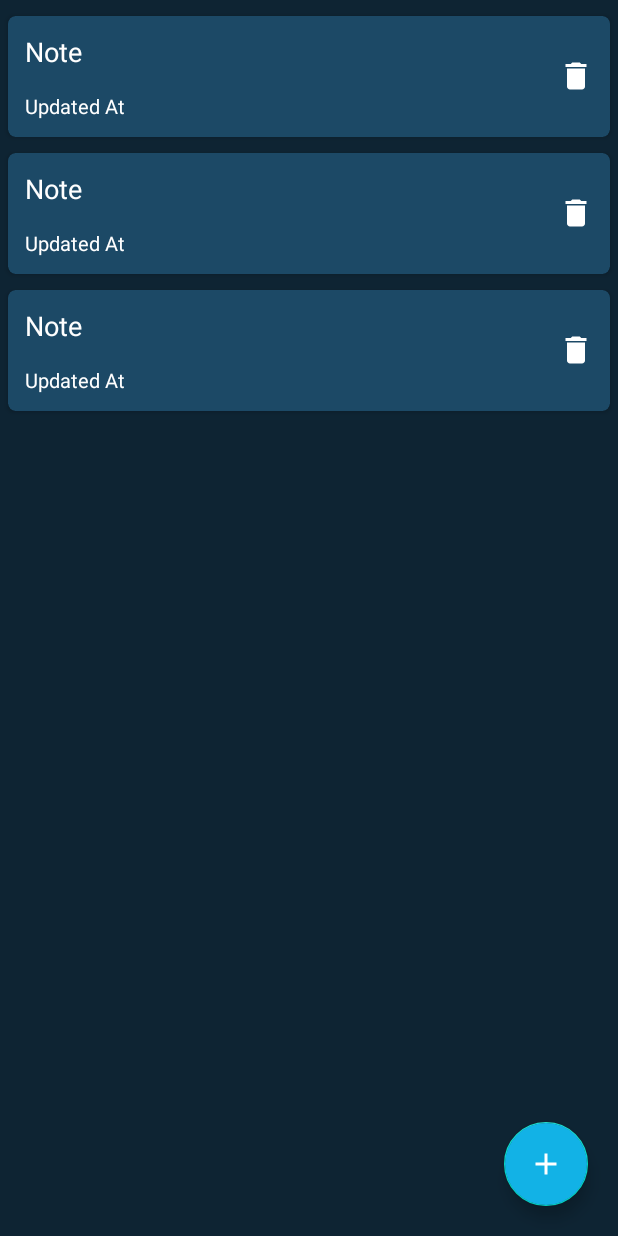
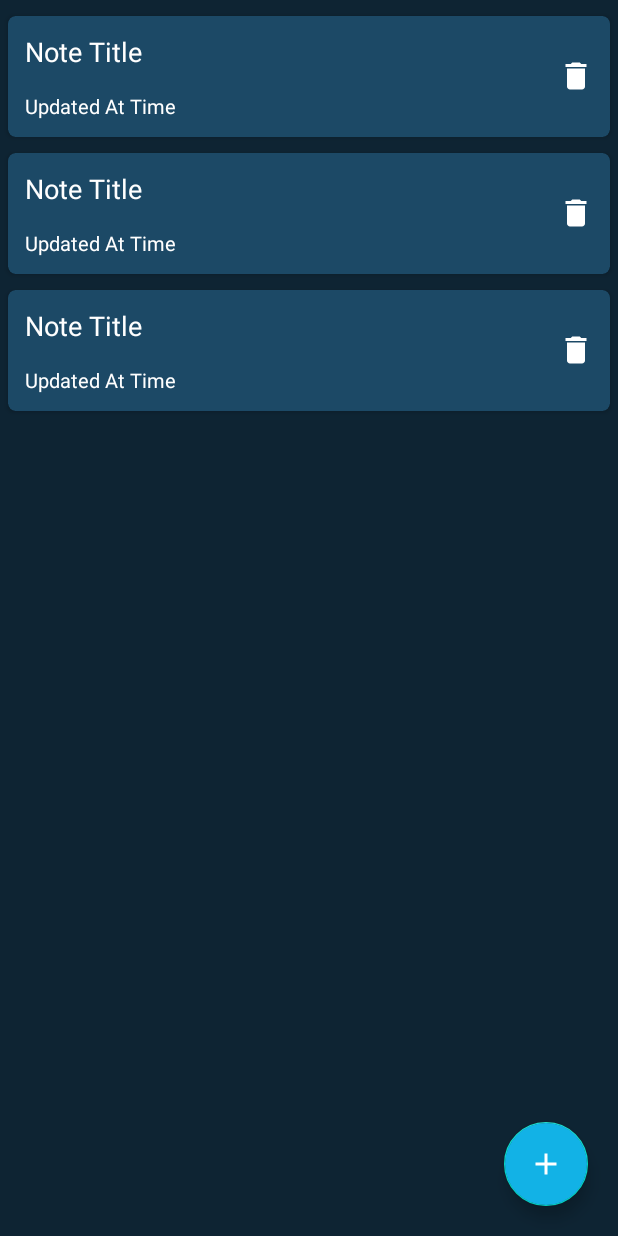
Before and after one commit to yashprakashinfotech/Short-Notes, an Android app: the layout activity_main.xml on its own in the app's theme, with its tools: preview values and no code run, on a phone screen of 412 x 824 dp. Run offline under Robolectric (Android 15) with nearby library versions, the phone set to English and light mode, and no system bars.

Commit message:
Extra Warning Remove

```diff
--- a/app/src/main/res/layout/note_rv_item.xml
+++ b/app/src/main/res/layout/note_rv_item.xml
@@ -22,7 +22,7 @@
             android:layout_margin="3dp"
             android:layout_toStartOf="@id/icDelete"
             android:padding="4dp"
-            android:text="Note"
+            android:text="@string/note_title"
             android:textColor="@color/white"
             android:textSize="18sp" />
 
@@ -35,7 +35,7 @@
             android:layout_margin="3dp"
             android:layout_toStartOf="@id/icDelete"
             android:padding="4dp"
-            android:text="Updated At"
+            android:text="@string/updated_at_time"
             android:textColor="@color/white"
             android:textSize="13sp" />
 
--- a/app/src/main/res/values/strings.xml
+++ b/app/src/main/res/values/strings.xml
@@ -8,4 +8,6 @@
     <string name="dd_MM_yyyy">dd/MM/yyyy</string>
     <string name="hh_mm">HH:mm</string>
     <string name="alarm">Alarm</string>
+    <string name="note_title">Note Title</string>
+    <string name="updated_at_time">Updated At Time</string>
 </resources>
```
Also changed, not shown: app/src/main/res/layout/activity_add_edit.xml (+5 -3 lines).
